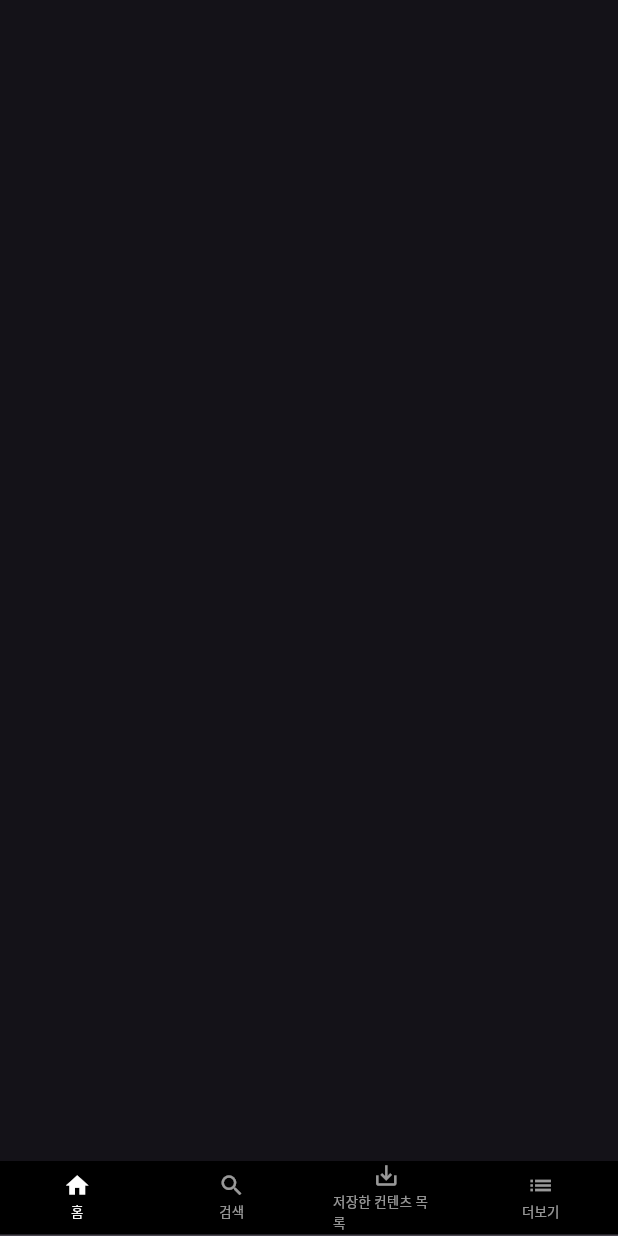
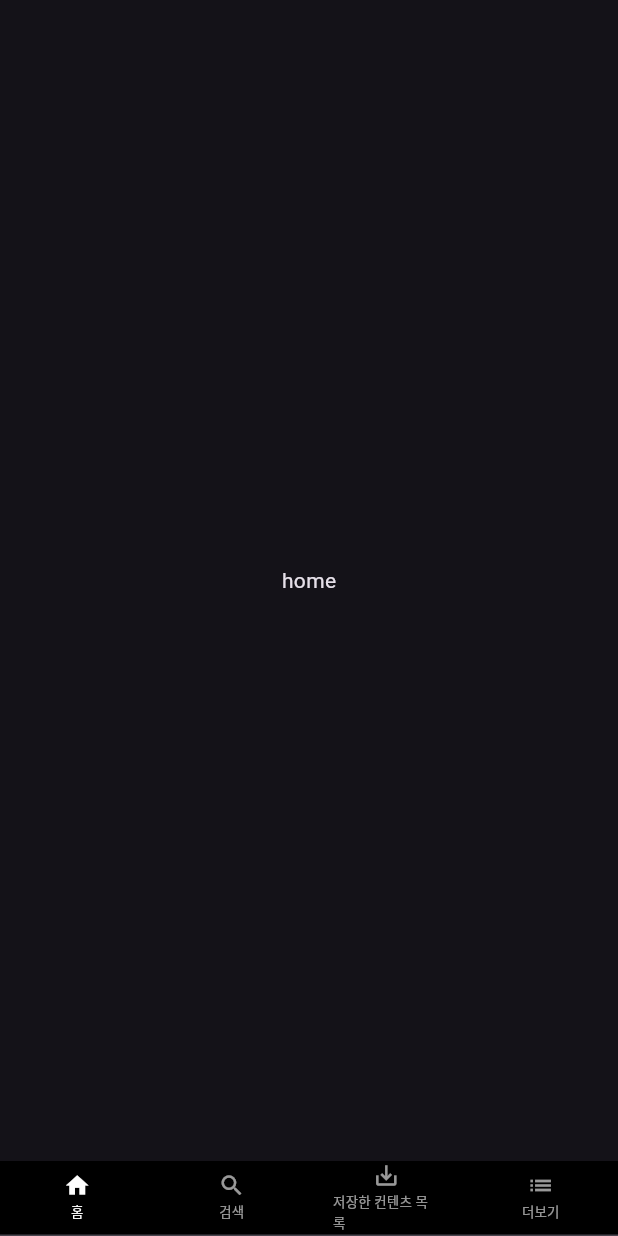
Before and after one commit to leehyeyunn/netflex_project, a Flutter app: the screen it shows after launch, on a phone screen of 412 x 824 dp. Run offline on Flutter 3.47's test engine with Material 3 defaults, Android fonts, the phone set to English and light mode, and no system bars.

Commit message:
하단 navigation bar 추가 작업

```diff
--- a/lib/main.dart
+++ b/lib/main.dart
@@ -12,6 +12,8 @@
 }
 
 class _MyAppState extends State<MyApp> {
+  late TabController controller;
+
   @override
   Widget build(BuildContext context) {
     return MaterialApp(
@@ -27,10 +29,26 @@
           body: TabBarView(
             physics: NeverScrollableScrollPhysics(),
             children: <Widget>[
-              Container(),
-              Container(),
-              Container(),
-              Container(),
+              Container(
+                child: Center(
+                  child: Text('home'),
+                ),
+              ),
+              Container(
+                child: Center(
+                  child: Text('search'),
+                ),
+              ),
+              Container(
+                child: Center(
+                  child: Text('save'),
+                ),
+              ),
+              Container(
+                child: Center(
+                  child: Text('more'),
+                ),
+              ),
             ],
           ),
           bottomNavigationBar: Bottom(),
```
